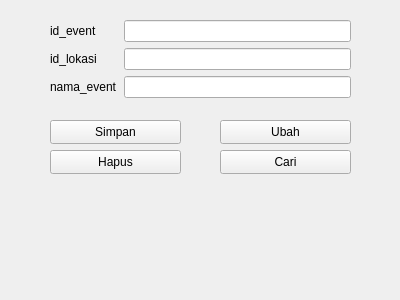
First picture: the form in formevent.ui, repository Dibleday/Sistem_Informasi_Pariwisata, before the edit.
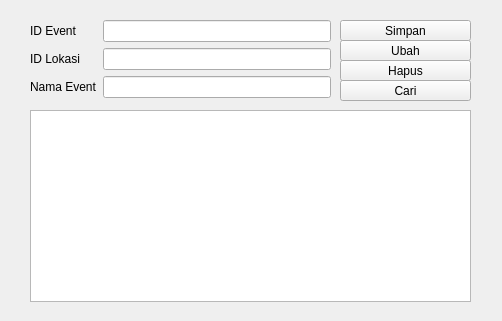
Second picture: the form after the edit.

The edit to the form file:
```diff
--- a/formevent.ui
+++ b/formevent.ui
@@ -6,8 +6,8 @@
    <rect>
     <x>0</x>
     <y>0</y>
-    <width>400</width>
-    <height>300</height>
+    <width>502</width>
+    <height>321</height>
    </rect>
   </property>
   <property name="windowTitle">
@@ -16,7 +16,7 @@
   <widget class="QWidget" name="formLayoutWidget">
    <property name="geometry">
     <rect>
-     <x>50</x>
+     <x>30</x>
      <y>20</y>
      <width>301</width>
      <height>91</height>
@@ -26,7 +26,7 @@
     <item row="0" column="0">
      <widget class="QLabel" name="id_eventLabel">
       <property name="text">
-       <string>id_event</string>
+       <string>ID Event</string>
       </property>
      </widget>
     </item>
@@ -36,7 +36,7 @@
     <item row="1" column="0">
      <widget class="QLabel" name="id_lokasiLabel">
       <property name="text">
-       <string>id_lokasi</string>
+       <string>ID Lokasi</string>
       </property>
      </widget>
     </item>
@@ -46,7 +46,7 @@
     <item row="2" column="0">
      <widget class="QLabel" name="nama_eventLabel">
       <property name="text">
-       <string>nama_event</string>
+       <string>Nama Event</string>
       </property>
      </widget>
     </item>
@@ -58,10 +58,10 @@
   <widget class="QPushButton" name="pushButton">
    <property name="geometry">
     <rect>
-     <x>50</x>
-     <y>120</y>
+     <x>340</x>
+     <y>20</y>
      <width>131</width>
-     <height>24</height>
+     <height>21</height>
     </rect>
    </property>
    <property name="text">
@@ -71,10 +71,10 @@
   <widget class="QPushButton" name="pushButton_2">
    <property name="geometry">
     <rect>
-     <x>220</x>
-     <y>120</y>
+     <x>340</x>
+     <y>40</y>
      <width>131</width>
-     <height>24</height>
+     <height>21</height>
     </rect>
    </property>
    <property name="text">
@@ -84,10 +84,10 @@
   <widget class="QPushButton" name="pushButton_3">
    <property name="geometry">
     <rect>
-     <x>50</x>
-     <y>150</y>
+     <x>340</x>
+     <y>60</y>
      <width>131</width>
-     <height>24</height>
+     <height>21</height>
     </rect>
    </property>
    <property name="text">
@@ -97,16 +97,26 @@
   <widget class="QPushButton" name="pushButton_4">
    <property name="geometry">
     <rect>
-     <x>220</x>
-     <y>150</y>
+     <x>340</x>
+     <y>80</y>
      <width>131</width>
-     <height>24</height>
+     <height>21</height>
     </rect>
    </property>
    <property name="text">
     <string>Cari</string>
    </property>
   </widget>
+  <widget class="QTableView" name="tableevent">
+   <property name="geometry">
+    <rect>
+     <x>30</x>
+     <y>110</y>
+     <width>441</width>
+     <height>192</height>
+    </rect>
+   </property>
+  </widget>
  </widget>
  <resources/>
  <connections/>
```
